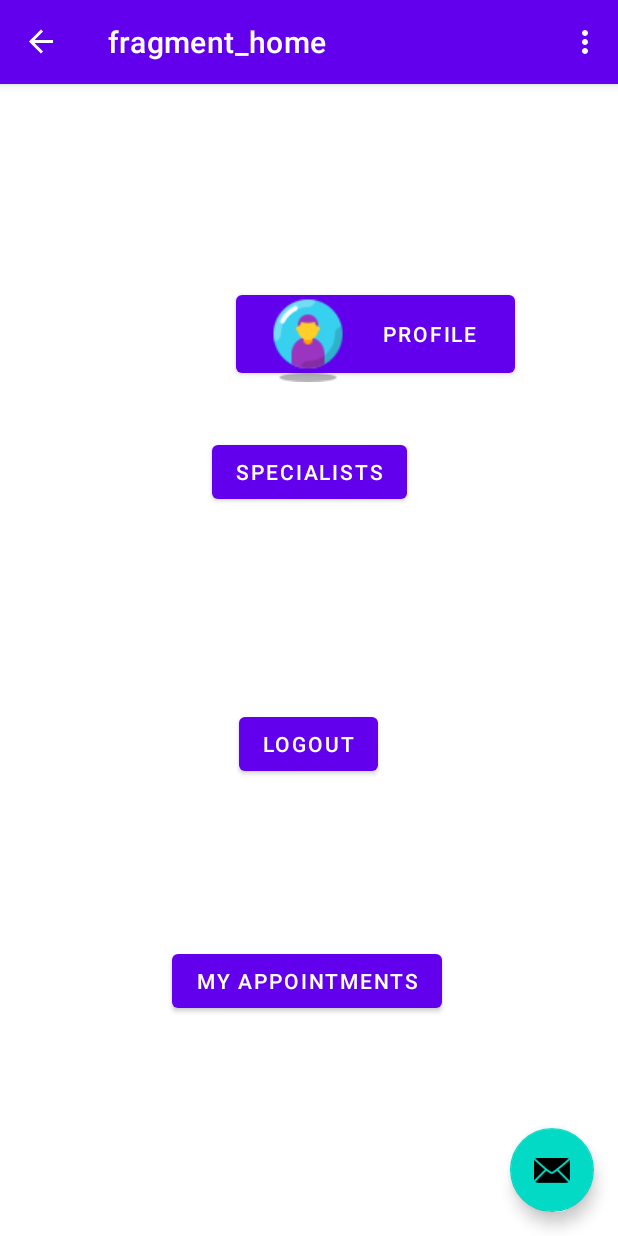
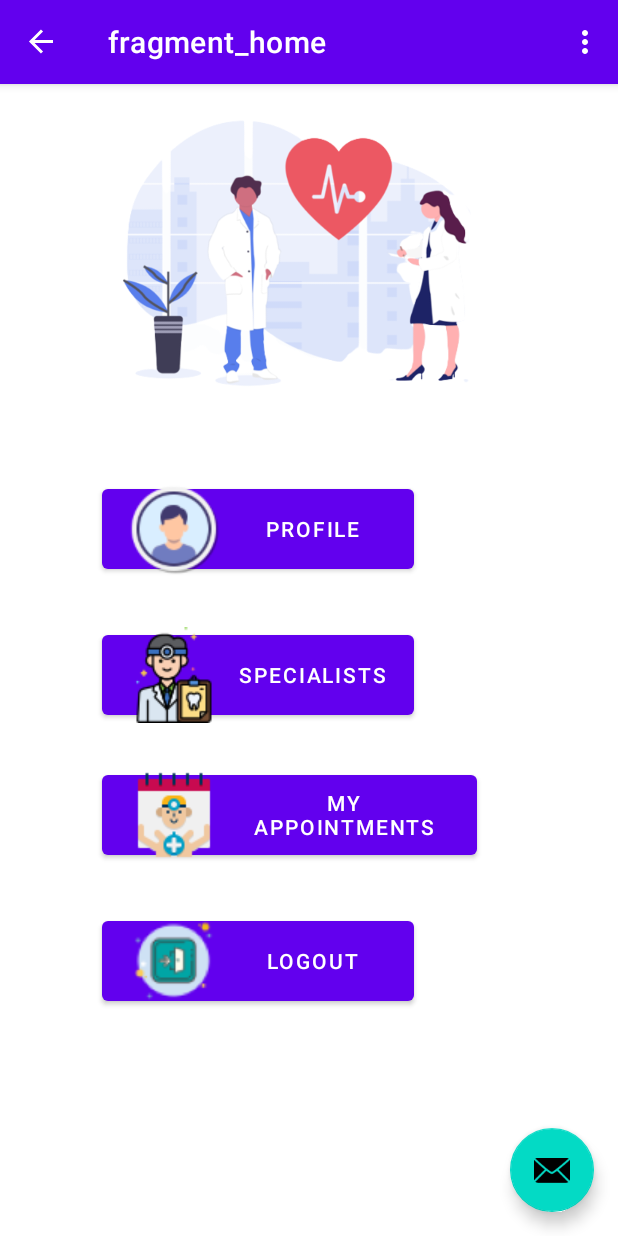
Before and after one commit to parthppc/FinalProjectLetMeBook, an Android app: the HomeFragment screen opened directly, with no data from a screen before it, on a phone screen of 412 x 824 dp. Run offline under Robolectric (Android 15) with nearby library versions, the phone set to English and light mode, and no system bars; our stand-ins replace Firebase (no records; nobody signed in at launch, a user with empty details on screens opened directly), navigation-ui; libraries missing offline, so code that uses them is left out: com.firebase.ui.

Commit message:
Home UI Updated

```diff
--- a/app/src/main/res/layout/fragment_home.xml
+++ b/app/src/main/res/layout/fragment_home.xml
@@ -8,69 +8,58 @@
     tools:context=".HomeFragment">
 
 
-    <TextView
-        android:id="@+id/text_home"
-        android:layout_width="match_parent"
-        android:layout_height="wrap_content"
-        android:layout_marginStart="8dp"
-        android:layout_marginTop="8dp"
-        android:layout_marginEnd="8dp"
-        android:textAlignment="center"
-        android:textSize="20sp"
-        app:layout_constraintBottom_toBottomOf="parent"
-        app:layout_constraintEnd_toEndOf="parent"
-        app:layout_constraintHorizontal_bias="0.0"
-        app:layout_constraintStart_toStartOf="parent"
-        app:layout_constraintTop_toTopOf="parent"
-        app:layout_constraintVertical_bias="0.104" />
-
     <Button
         android:id="@+id/btnLogout"
-        android:layout_width="wrap_content"
-        android:layout_height="wrap_content"
+        android:layout_width="208dp"
+        android:layout_height="65dp"
+        android:layout_marginStart="68dp"
+        android:layout_marginTop="32dp"
+        android:drawableLeft="@drawable/logout"
         android:text="Logout"
-        app:layout_constraintBottom_toBottomOf="parent"
-        app:layout_constraintEnd_toEndOf="parent"
-        app:layout_constraintHorizontal_bias="0.498"
         app:layout_constraintStart_toStartOf="parent"
-        app:layout_constraintTop_toBottomOf="@+id/text_home" />
-
-
-
+        app:layout_constraintTop_toBottomOf="@+id/buttonMyAppointments" />
 
     <Button
         android:id="@+id/buttonSpecialists"
-        android:layout_width="wrap_content"
-        android:layout_height="wrap_content"
+        android:layout_width="208dp"
+        android:layout_height="65dp"
+        android:layout_marginStart="68dp"
+        android:layout_marginTop="32dp"
+        android:drawableLeft="@drawable/specialist"
         android:text="Specialists"
-        app:layout_constraintBottom_toBottomOf="parent"
-        app:layout_constraintEnd_toEndOf="parent"
         app:layout_constraintStart_toStartOf="parent"
-        app:layout_constraintTop_toTopOf="parent"
-        app:layout_constraintVertical_bias="0.326" />
+        app:layout_constraintTop_toBottomOf="@+id/profilebtn" />
 
     <Button
         android:id="@+id/buttonMyAppointments"
-        android:layout_width="wrap_content"
-        android:layout_height="wrap_content"
+        android:layout_width="250dp"
+        android:layout_height="65dp"
+        android:layout_marginStart="68dp"
+        android:layout_marginTop="28dp"
+        android:drawableLeft="@drawable/appointment"
         android:text="My Appointments"
-        app:layout_constraintBottom_toBottomOf="parent"
-        app:layout_constraintEnd_toEndOf="parent"
-        app:layout_constraintHorizontal_bias="0.495"
         app:layout_constraintStart_toStartOf="parent"
-        app:layout_constraintTop_toTopOf="parent"
-        app:layout_constraintVertical_bias="0.797" />
+        app:layout_constraintTop_toBottomOf="@+id/buttonSpecialists" />
 
     <Button
         android:id="@+id/profilebtn"
-        android:layout_width="186dp"
-        android:layout_height="64dp"
-        android:layout_marginStart="16dp"
-        android:layout_marginBottom="36dp"
-        android:drawableLeft="@drawable/profile"
+        android:layout_width="208dp"
+        android:layout_height="65dp"
+        android:layout_marginStart="68dp"
+        android:layout_marginTop="36dp"
+        android:drawableLeft="@drawable/profile2"
         android:text="Profile"
-        app:layout_constraintBottom_toTopOf="@+id/buttonSpecialists"
-        app:layout_constraintStart_toStartOf="@+id/buttonSpecialists" />
+        app:layout_constraintStart_toStartOf="parent"
+        app:layout_constraintTop_toBottomOf="@+id/imageView3" />
+
+    <ImageView
+        android:id="@+id/imageView3"
+        android:layout_width="413dp"
+        android:layout_height="228dp"
+        android:src="@drawable/doctornurse"
+        app:layout_constraintEnd_toEndOf="parent"
+        app:layout_constraintStart_toStartOf="parent"
+        app:layout_constraintTop_toTopOf="parent" />
 
 
 </androidx.constraintlayout.widget.ConstraintLayout>
```
Also changed, not shown: app/src/main/res/drawable-v24/appointment.png (added), app/src/main/res/drawable-v24/doctornurse.png (added), app/src/main/res/drawable-v24/logout.png (added), app/src/main/res/drawable-v24/profile2.png (added), app/src/main/res/drawable-v24/specialist.png (added).
